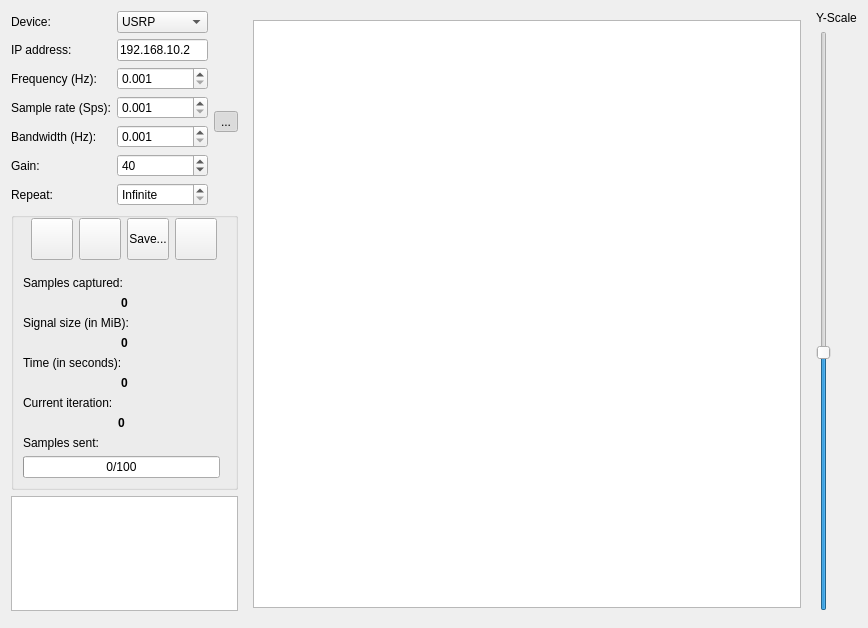
Old version of the form ui/send_recv.ui in the repository jopohl/urh.
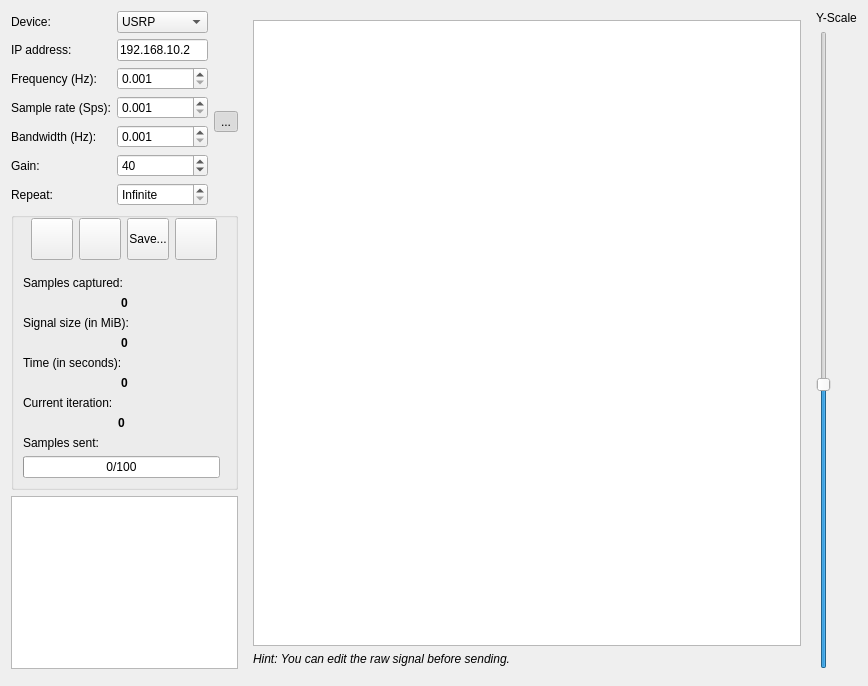
New version of the form. Icons and pictures are not drawn. Custom widgets are drawn as their Qt base class.

Commit message: add hint for sending dialog

Patch:
```diff
--- a/ui/send_recv.ui
+++ b/ui/send_recv.ui
@@ -10,7 +10,7 @@
     <x>0</x>
     <y>0</y>
     <width>868</width>
-    <height>628</height>
+    <height>686</height>
    </rect>
   </property>
   <property name="mouseTracking">
@@ -73,6 +73,18 @@
          </property>
         </widget>
        </item>
+       <item>
+        <widget class="QLabel" name="label_7">
+         <property name="font">
+          <font>
+           <italic>true</italic>
+          </font>
+         </property>
+         <property name="text">
+          <string>Hint: You can edit the raw signal before sending.</string>
+         </property>
+        </widget>
+       </item>
       </layout>
      </widget>
     </widget>
```
The commit also changes 1 other file.
